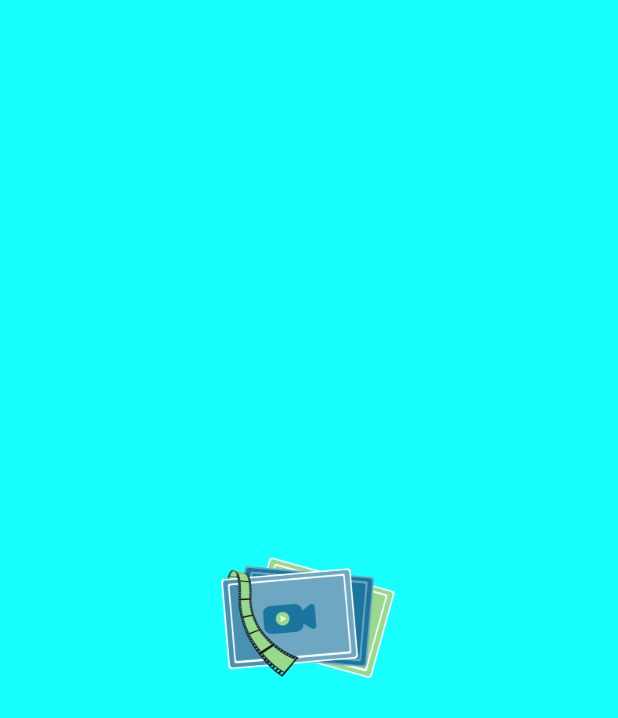
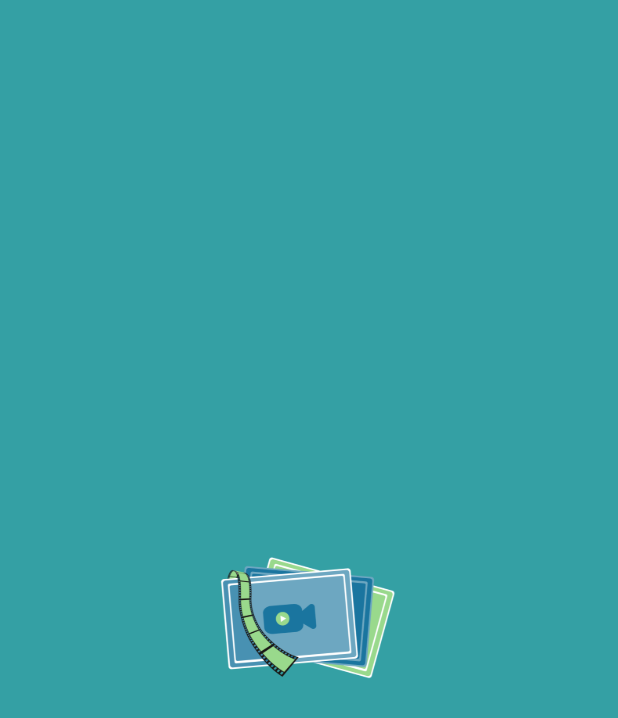
Before and after one commit to paulamalina/ip_movie_recomandation, a Flutter app: the AnimatedSplashScreen screen opened directly, on a phone screen of 412 x 824 dp. Shown: the top 718 px of the screen. Run offline on Flutter 3.47's test engine with Material 2 defaults, Android fonts, the phone set to English and light mode, and no system bars; our stand-ins replace animated_splash_screen, bordered_text, carousel_slider, flutter_rating_bar, flutter_svg, page_transition and 1 more; missing offline and left inert: comment_box; project files that could hold a hidden picture were left out.

Commit message:
Update LoadingScreen.dart

```diff
--- a/lib/widgets/LoadingScreen.dart
+++ b/lib/widgets/LoadingScreen.dart
@@ -105,7 +105,7 @@ class AnimatedSplashScreen extends StatefulWidget {
     required dynamic splash,
     required Widget nextScreen,
     //required Color backroundColor,
-    Color backgroundColor = Colors.cyanAccent,
+    Color backgroundColor = const Color.fromARGB(255, 52, 160, 164),
     Animatable? customTween,
     bool centered = true,
     bool disableNavigation = false,
@@ -140,7 +140,7 @@ class AnimatedSplashScreen extends StatefulWidget {
     required dynamic splash,
     required Future<Widget> Function() screenFunction,
     Animatable? customTween,
-    Color backgroundColor = Colors.cyanAccent,
+    Color backgroundColor = const Color.fromARGB(255, 52, 160, 164),
     SplashTransition? splashTransition,
     PageTransitionType? pageTransitionType,
     Duration? animationDuration,
```
